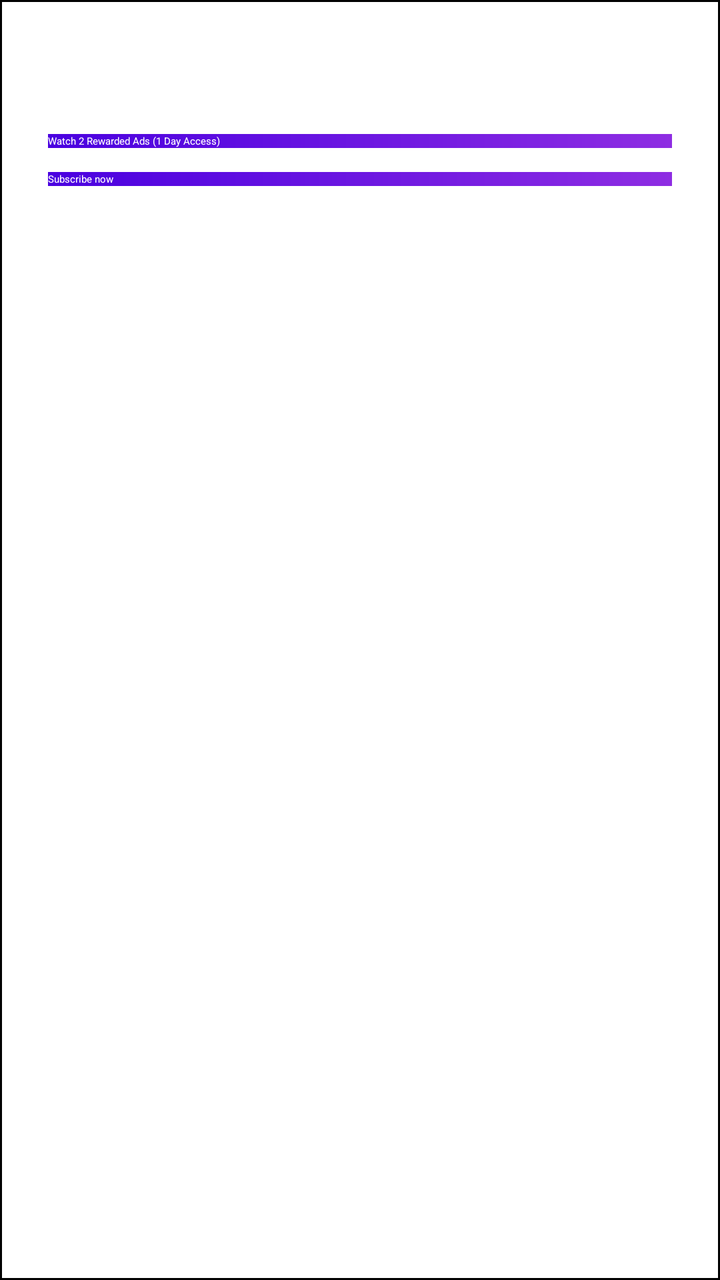
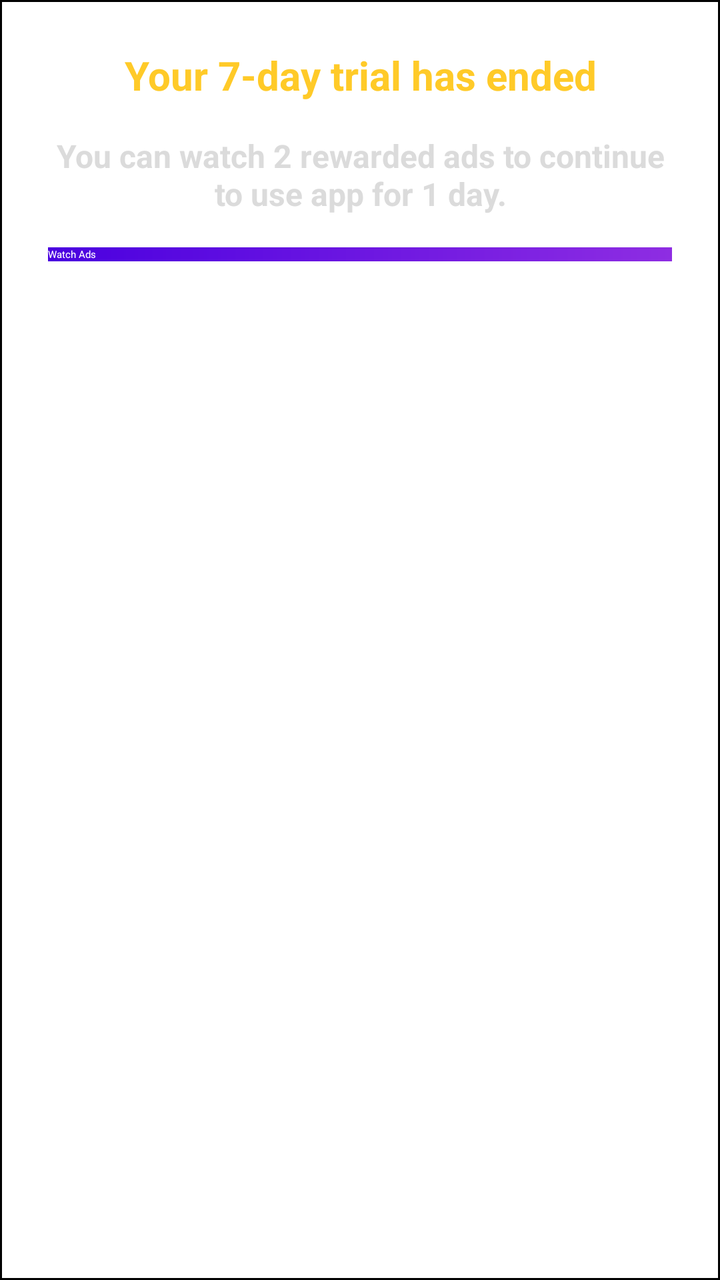

The first picture is an Android layout as it rendered before a commit; the second is the same layout after the commit. The layout source and the unified diff follow.
<!-- AndroidManifest.xml: application theme Material.ThemeEngine.DayNight -->
<!-- res/layout/dialog_watch_ads.xml -->
<?xml version="1.0" encoding="utf-8"?>
<LinearLayout xmlns:android="http://schemas.android.com/apk/res/android"
    android:layout_width="match_parent"
    android:layout_height="wrap_content"
    android:background="@drawable/bg_dialog"
    android:orientation="vertical"
    android:padding="24dp">

    <TextView
        android:id="@+id/tvTitle"
        android:layout_width="match_parent"
        android:layout_height="wrap_content"
        android:paddingBottom="16dp"
        android:text="Your 7-day trial has ended"
        android:textAlignment="center"
        android:textColor="@color/white"
        android:textSize="20sp"
        android:textStyle="bold" />

    <Button
        android:id="@+id/btnWatchAds"
        android:layout_width="match_parent"
        android:layout_height="wrap_content"
        android:layout_marginBottom="12dp"
        android:background="@drawable/bg_btn_primary"
        android:text="Watch 2 Rewarded Ads (1 Day Access)"
        android:textColor="@android:color/white" />

    <Button
        android:id="@+id/btnPurchase"
        android:layout_width="match_parent"
        android:layout_height="wrap_content"
        android:background="@drawable/bg_btn_primary"
        android:text="Subscribe now"
        android:textColor="@android:color/white" />

</LinearLayout>
<!-- resources referenced by this layout -->
<resources>
  <color name="white">#FFFFFF</color>
  <!-- drawable bg_btn_primary (drawable) -->
  <?xml version="1.0" encoding="utf-8"?>
  <shape xmlns:android="http://schemas.android.com/apk/res/android"
      android:shape="rectangle">
  
      <gradient
          android:angle="0"
          android:endColor="#8E2DE2"
          android:startColor="#4A00E0"
          android:type="linear"/>
  
      <corners android:radius="@dimen/_3sdp"/>
  
  </shape>
  <!-- drawable bg_dialog (drawable) -->
  <?xml version="1.0" encoding="utf-8"?>
  <shape xmlns:android="http://schemas.android.com/apk/res/android"
      android:shape="rectangle">
  
      <solid android:color="?nsDialogBackground"/>
  
      <corners android:radius="@dimen/_10sdp"/>
  
      <stroke
          android:width="1dp"
          android:color="?nsBorder"/>
  
  </shape>
</resources>

<!-- the commit's change to res/layout/dialog_watch_ads.xml (unified diff, before → after) -->
@@ -13,8 +13,19 @@
         android:paddingBottom="16dp"
         android:text="Your 7-day trial has ended"
         android:textAlignment="center"
-        android:textColor="@color/white"
+        android:textColor="@color/ns_dark_primary"
         android:textSize="20sp"
+        android:textStyle="bold" />
+
+    <TextView
+        android:id="@+id/tvDesc"
+        android:layout_width="match_parent"
+        android:layout_height="wrap_content"
+        android:paddingBottom="16dp"
+        android:text="You can watch 2 rewarded ads to continue to use app for 1 day."
+        android:textAlignment="center"
+        android:textColor="@color/ns_grey_title"
+        android:textSize="16sp"
         android:textStyle="bold" />
 
     <Button
@@ -23,7 +34,7 @@
         android:layout_height="wrap_content"
         android:layout_marginBottom="12dp"
         android:background="@drawable/bg_btn_primary"
-        android:text="Watch 2 Rewarded Ads (1 Day Access)"
+        android:text="Watch Ads"
         android:textColor="@android:color/white" />
 
     <Button
@@ -32,6 +43,7 @@
         android:layout_height="wrap_content"
         android:background="@drawable/bg_btn_primary"
         android:text="Subscribe now"
-        android:textColor="@android:color/white" />
+        android:textColor="@android:color/white"
+        android:visibility="gone" />
 
 </LinearLayout>
<!-- resource entries referenced after the edit -->
@@ -1,6 +1,7 @@
 <!-- resources referenced by this layout -->
 <resources>
-  <color name="white">#FFFFFF</color>
+  <color name="ns_dark_primary">#FFCA28</color>
+  <color name="ns_grey_title">#DBDBDB</color>
   <!-- drawable bg_btn_primary (drawable) -->
   <?xml version="1.0" encoding="utf-8"?>
   <shape xmlns:android="http://schemas.android.com/apk/res/android"
